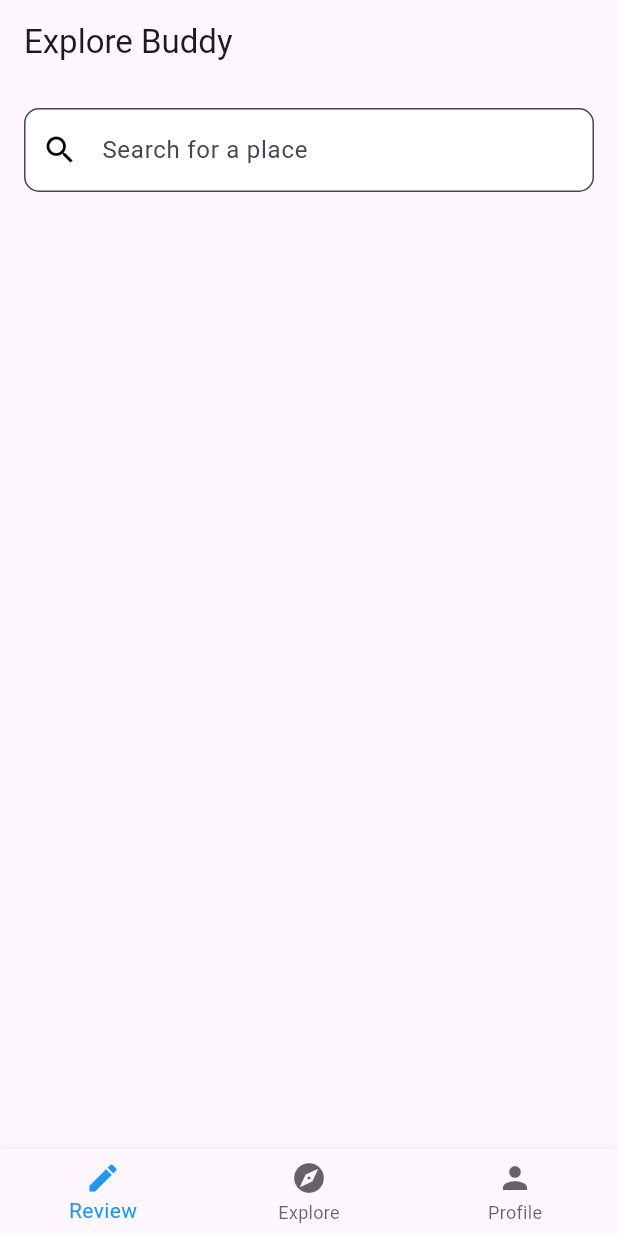
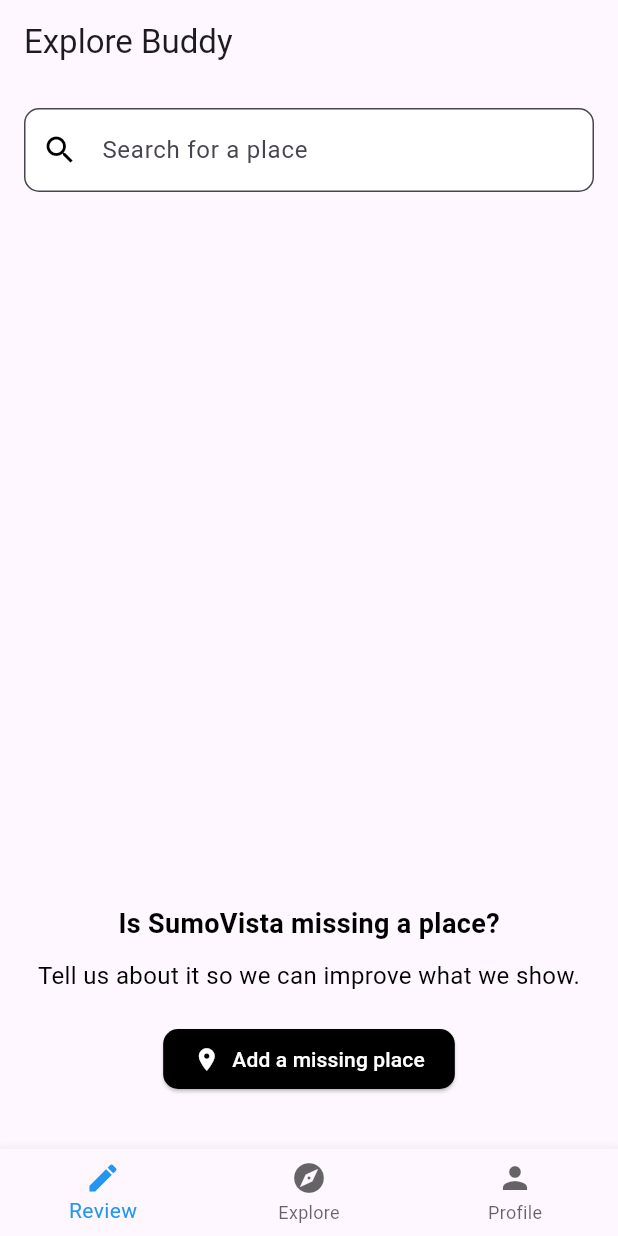
Before and after one commit to vajpaye/my_flutter_test2, a Flutter app: the screen it shows after launch, after a tap on "Sign In With Google", on a phone screen of 412 x 824 dp. Run offline on Flutter 3.47's test engine with Material 3 defaults, Android fonts, the phone set to English and light mode, and no system bars; our stand-ins replace firebase_auth, firebase_core, firebase_database, google_sign_in, shared_preferences; accounts and stored records are empty.

Commit message:
added caching

```diff
--- a/lib/tabs/home_tab.dart
+++ b/lib/tabs/home_tab.dart
@@ -1,6 +1,8 @@
 import 'package:flutter/material.dart';
 import 'package:firebase_database/firebase_database.dart';
-import 'package:my_flutter_test2/pages//review_page.dart'; // Make sure to import the ReviewPage
+import 'package:shared_preferences/shared_preferences.dart';
+import 'dart:convert';  // For JSON encoding and decoding
+import 'package:my_flutter_test2/pages/review_page.dart';
 
 class HomeTab extends StatefulWidget {
   @override
@@ -15,16 +17,30 @@ class _HomeTabState extends State<HomeTab> {
   List<Map<String, dynamic>> _filteredPlaces = [];
   String _searchQuery = '';
   bool _isSearchFocused = false;
+  bool _isLoading = true;
 
   @override
   void initState() {
     super.initState();
+    _loadCachedData();
     _fetchLocations();
     _focusNode.addListener(() {
       setState(() {
         _isSearchFocused = _focusNode.hasFocus;
       });
     });
+  }
+
+  Future<void> _loadCachedData() async {
+    final prefs = await SharedPreferences.getInstance();
+    final cachedData = prefs.getString('cached_places');
+    if (cachedData != null) {
+      setState(() {
+        _placesByLocation = Map<String, List<Map<String, dynamic>>>.from(json.decode(cachedData));
+        _filteredPlaces = _placesByLocation.entries.expand((entry) => entry.value).toList();
+        _isLoading = false;  // Data is loaded from cache
+      });
+    }
   }
 
   Future<void> _fetchLocations() async {
@@ -37,7 +53,12 @@ class _HomeTabState extends State<HomeTab> {
     setState(() {
       _locations = tempLocations;
       _filteredPlaces = _placesByLocation.entries.expand((entry) => entry.value).toList();
+      _isLoading = false; // Data fetching completed
     });
+
+    // Cache the data
+    final prefs = await SharedPreferences.getInstance();
+    prefs.setString('cached_places', json.encode(_placesByLocation));
   }
 
   Future<void> _fetchPlaces(String location) async {
@@ -80,7 +101,9 @@ class _HomeTabState extends State<HomeTab> {
         _focusNode.unfocus();
       },
       child: Scaffold(
-        body: Padding(
+        body: _isLoading
+            ? Center(child: CircularProgressIndicator())
+            : Padding(
           padding: const EdgeInsets.all(16.0),
           child: Column(
             crossAxisAlignment: CrossAxisAlignment.start,
@@ -119,7 +142,7 @@ class _HomeTabState extends State<HomeTab> {
                             builder: (context) => ReviewPage(
                               location: place['location'],
                               placeKey: place['key'],
-                              placeTitle : place['title']
+                              placeTitle: place['title'],
                             ),
                           ),
                         );
@@ -184,7 +207,7 @@ class _HomeTabState extends State<HomeTab> {
                                               builder: (context) => ReviewPage(
                                                 location: place['location'],
                                                 placeKey: place['key'],
-                                                  placeTitle : place['title']
+                                                placeTitle: place['title'],
                                               ),
                                             ),
                                           );
@@ -211,6 +234,47 @@ class _HomeTabState extends State<HomeTab> {
                     ),
                   ),
                 ),
+                SizedBox(height: 20),
+                Center(
+                  child: Column(
+                    children: [
+                      Text(
+                        'Is SumoVista missing a place?',
+                        style: TextStyle(
+                          fontSize: 18,
+                          fontWeight: FontWeight.bold,
+                          color: Colors.black,
+                        ),
+                      ),
+                      SizedBox(height: 10),
+                      Text(
+                        'Tell us about it so we can improve what we show.',
+                        style: TextStyle(
+                          fontSize: 16,
+                          color: Colors.black,
+                        ),
+                        textAlign: TextAlign.center,
+                      ),
+                      SizedBox(height: 20),
+                      ElevatedButton.icon(
+                        onPressed: () {
+                          // Add functionality to add a missing place
+                        },
+                        icon: Icon(Icons.location_on, color: Colors.white),
+                        label: Text('Add a missing place'),
+                        style: ElevatedButton.styleFrom(
+                          backgroundColor: Colors.black, // Button color
+                          foregroundColor: Colors.white, // Text color
+                          padding: EdgeInsets.symmetric(horizontal: 20, vertical: 10),
+                          shape: RoundedRectangleBorder(
+                            borderRadius: BorderRadius.circular(10),
+                          ),
+                        ),
+                      ),
+                    ],
+                  ),
+                ),
+                SizedBox(height: 20),
               ],
             ],
           ),
--- a/pubspec.yaml
+++ b/pubspec.yaml
@@ -41,6 +41,7 @@ dependencies:
   firebase_auth: ^5.1.4
   sign_in_button: ^3.2.0
   google_sign_in: ^6.2.1
+  shared_preferences: ^2.0.13
 
 
 dev_dependencies:
```
Also changed, not shown: pubspec.lock, 1 other file.
